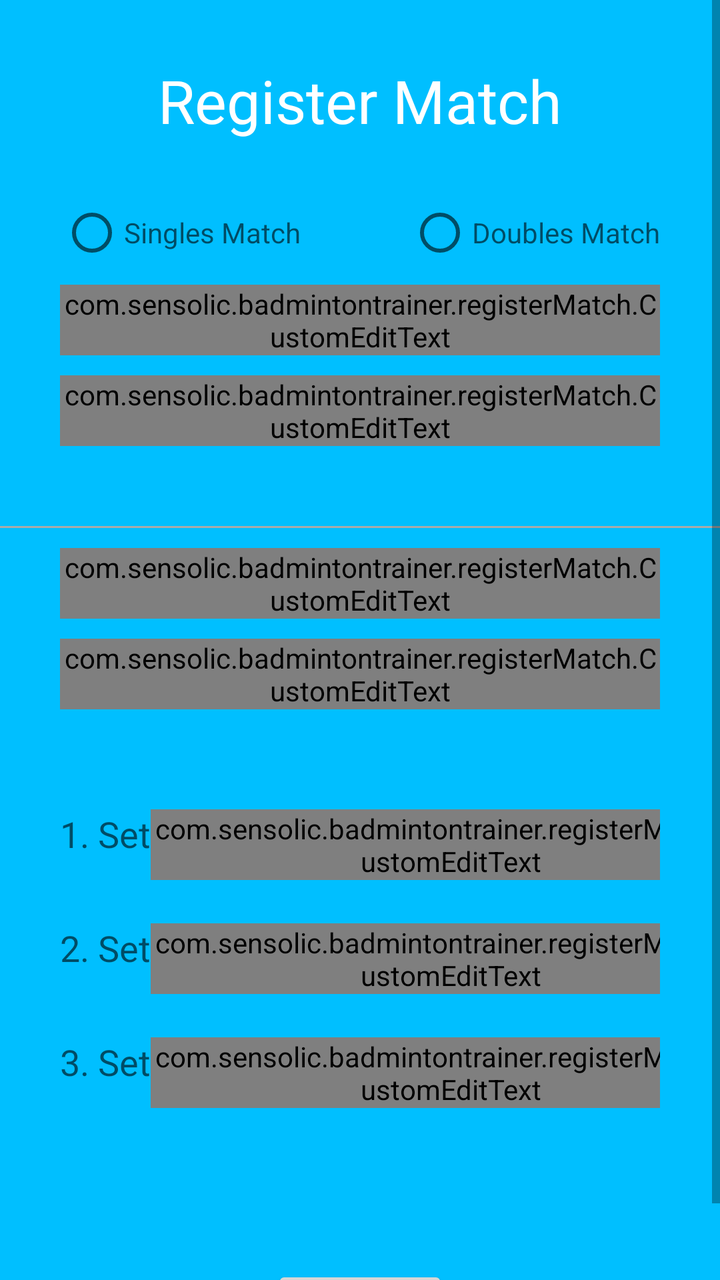
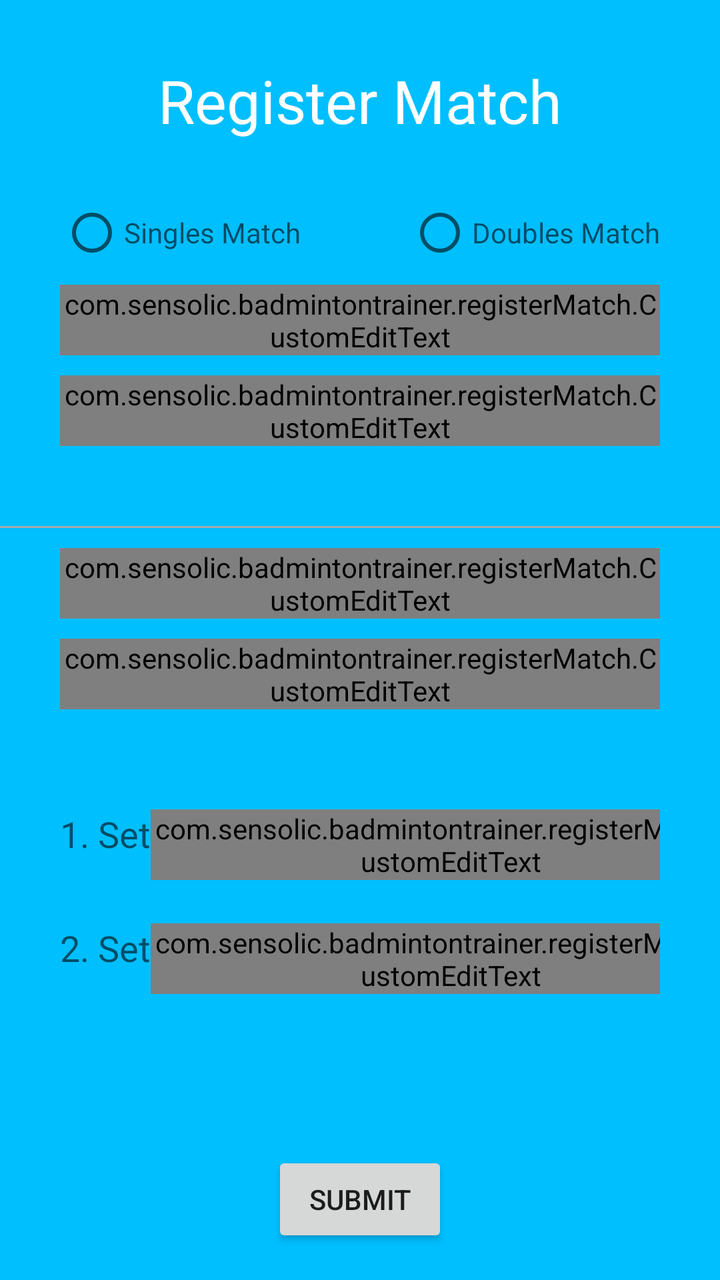

Two renders of the same Android screen: before a commit and after it. Below are the layout's source before the change and the commit's diff.
<!-- AndroidManifest.xml: application theme AppTheme -->
<!-- res/layout/activity_register_match.xml -->
<?xml version="1.0" encoding="utf-8"?>
<ScrollView xmlns:android="http://schemas.android.com/apk/res/android"
    xmlns:tools="http://schemas.android.com/tools"
    android:id="@+id/registerMatchScrollView"
    android:layout_width="match_parent"
    android:layout_height="match_parent"
    android:focusable="true"
    android:focusableInTouchMode="true"
    android:background="@color/colorPrimaryDark"
    tools:context=".registerMatch.RegisterMatchActivity">

    <RelativeLayout
        android:id="@+id/registerMatchContainer"
        android:layout_width="match_parent"
        android:layout_height="wrap_content"
        android:orientation="vertical">

        <TextView
            android:id="@+id/registerMatchHeadline"
            android:layout_width="wrap_content"
            android:layout_height="wrap_content"
            android:layout_centerInParent="true"
            android:layout_alignParentTop="true"
            android:layout_margin="@dimen/marginRegisterMatch"
            android:text="@string/registerMatchHeadline"
            android:textColor="@color/colorRegisterMatch"
            android:textSize="30sp" />

        <RadioGroup
            android:id="@+id/matchTypeSelector"
            android:layout_width="wrap_content"
            android:layout_height="wrap_content"
            android:layout_marginStart="30dp"
            android:layout_marginEnd="30dp"
            android:layout_below="@id/registerMatchHeadline"
            android:orientation="horizontal">

            <RadioButton
                android:id="@+id/singlesMatchSelector"
                android:layout_width="wrap_content"
                android:layout_height="wrap_content"
                android:hint="Singles Match" />

            <View
                android:layout_width="0dp"
                android:layout_height="0dp"
                android:layout_weight="1" />

            <RadioButton
                android:id="@+id/doublesMatchSelector"
                android:layout_width="wrap_content"
                android:layout_height="wrap_content"
                android:hint="Doubles Match" />
        </RadioGroup>

        <com.google.android.material.textfield.TextInputLayout
            android:id="@+id/team1player1"
            android:layout_width="match_parent"
            android:layout_height="wrap_content"
            android:layout_below="@id/matchTypeSelector"
            android:layout_marginStart="30dp"
            android:layout_marginTop="10dp"
            android:layout_marginEnd="30dp">

            <com.sensolic.badmintontrainer.registerMatch.CustomEditText
                android:id="@+id/player1editText"
                android:layout_width="match_parent"
                android:layout_height="wrap_content"
                android:layout_gravity="center"
                android:inputType="textPersonName"
                android:lines="1"
                android:minWidth="233dp" />
        </com.google.android.material.textfield.TextInputLayout>

        <com.google.android.material.textfield.TextInputLayout
            android:id="@+id/team1player2"
            android:layout_width="match_parent"
            android:layout_height="wrap_content"
            android:layout_below="@id/team1player1"
            android:layout_marginStart="30dp"
            android:layout_marginTop="10dp"
            android:layout_marginEnd="30dp">

            <com.sensolic.badmintontrainer.registerMatch.CustomEditText
                android:id="@+id/player2editText"
                android:layout_width="match_parent"
                android:layout_height="wrap_content"
                android:layout_gravity="center"
                android:inputType="textPersonName"
                android:lines="1"
                android:minWidth="233dp" />
        </com.google.android.material.textfield.TextInputLayout>

        <View
            android:id="@+id/playerSeparator1"
            android:layout_width="match_parent"
            android:layout_height="1dp"
            android:layout_below="@id/team1player2"
            android:layout_marginTop="40dp"
            android:background="@android:color/darker_gray"/>

        <com.google.android.material.textfield.TextInputLayout
            android:id="@+id/team2player1"
            android:layout_width="match_parent"
            android:layout_height="wrap_content"
            android:layout_below="@id/playerSeparator1"
            android:layout_marginStart="30dp"
            android:layout_marginTop="10dp"
            android:layout_marginEnd="30dp">

            <com.sensolic.badmintontrainer.registerMatch.CustomEditText
                android:id="@+id/player3editText"
                android:layout_width="match_parent"
                android:layout_height="wrap_content"
                android:layout_gravity="center"
                android:inputType="textPersonName"
                android:lines="1"
                android:minWidth="233dp" />
        </com.google.android.material.textfield.TextInputLayout>

        <com.google.android.material.textfield.TextInputLayout
            android:id="@+id/team2player2"
            android:layout_width="match_parent"
            android:layout_height="wrap_content"
            android:layout_below="@id/team2player1"
            android:layout_marginStart="30dp"
            android:layout_marginTop="10dp"
            android:layout_marginEnd="30dp">

            <com.sensolic.badmintontrainer.registerMatch.CustomEditText
                android:id="@+id/player4editText"
                android:layout_width="match_parent"
                android:layout_height="wrap_content"
                android:layout_gravity="center"
                android:inputType="textPersonName"
                android:lines="1"
                android:minWidth="233dp" />
        </com.google.android.material.textfield.TextInputLayout>

        <LinearLayout
            android:id="@+id/score1Container"
            android:layout_width="match_parent"
            android:layout_height="wrap_content"
            android:layout_below="@id/team2player2"
            android:layout_marginStart="30dp"
            android:layout_marginTop="50dp"
            android:layout_marginEnd="30dp"
            android:orientation="horizontal">

            <TextView
                android:layout_width="wrap_content"
                android:layout_height="wrap_content"
                android:textColor="?android:textColorHint"
                android:textSize="18sp"
                android:text="@string/firstSet"/>

            <Space
                android:layout_width="0dp"
                android:layout_height="0dp"
                android:layout_weight="2" />

            <com.google.android.material.textfield.TextInputLayout
                android:layout_width="wrap_content"
                android:layout_height="wrap_content"
                android:hint="@string/score1Hint">

                <com.sensolic.badmintontrainer.registerMatch.CustomEditText
                    android:id="@+id/score1Team1"
                    android:layout_width="wrap_content"
                    android:layout_height="wrap_content"
                    android:layout_gravity="center"
                    android:inputType="number"
                    android:maxWidth="150dp"
                    android:minWidth="100dp"
                    android:textAlignment="center" />
            </com.google.android.material.textfield.TextInputLayout>

            <TextView
                android:layout_width="wrap_content"
                android:layout_height="wrap_content"
                android:layout_gravity="center"
                android:layout_margin="10dp"
                android:text="@string/scoreSeparator"
                android:textSize="20sp" />

            <com.google.android.material.textfield.TextInputLayout
                android:layout_width="wrap_content"
                android:layout_height="wrap_content"
                android:hint="@string/score2Hint">

                <com.sensolic.badmintontrainer.registerMatch.CustomEditText
                    android:id="@+id/score1Team2"
                    android:layout_width="wrap_content"
                    android:layout_height="wrap_content"
                    android:layout_gravity="center"
                    android:inputType="number"
                    android:maxWidth="150dp"
                    android:minWidth="100dp"
                    android:textAlignment="center" />
            </com.google.android.material.textfield.TextInputLayout>

            <Space
                android:layout_width="0dp"
                android:layout_height="0dp"
                android:layout_weight="2" />

        </LinearLayout>

        <LinearLayout
            android:id="@+id/score2Container"
            android:layout_width="match_parent"
            android:layout_height="wrap_content"
            android:layout_below="@id/score1Container"
            android:layout_marginStart="30dp"
            android:layout_marginTop="10dp"
            android:layout_marginEnd="30dp"
            android:orientation="horizontal">

            <TextView
                android:layout_width="wrap_content"
                android:layout_height="wrap_content"
                android:textColor="?android:textColorHint"
                android:textSize="18sp"
                android:text="@string/secondSet"/>

            <Space
                android:layout_width="0dp"
                android:layout_height="0dp"
                android:layout_weight="2" />

            <com.google.android.material.textfield.TextInputLayout
                android:layout_width="wrap_content"
                android:layout_height="wrap_content"
                android:hint="@string/score1Hint">

                <com.sensolic.badmintontrainer.registerMatch.CustomEditText
                    android:id="@+id/score2Team1"
                    android:layout_width="wrap_content"
                    android:layout_height="wrap_content"
                    android:layout_gravity="center"
                    android:inputType="number"
                    android:maxWidth="150dp"
                    android:minWidth="100dp"
                    android:textAlignment="center" />
            </com.google.android.material.textfield.TextInputLayout>

            <TextView
                android:layout_width="wrap_content"
                android:layout_height="wrap_content"
                android:layout_gravity="center"
                android:layout_margin="10dp"
                android:text="@string/scoreSeparator"
                android:textSize="20sp" />

            <com.google.android.material.textfield.TextInputLayout
                android:layout_width="wrap_content"
                android:layout_height="wrap_content"
                android:hint="@string/score2Hint">

                <com.sensolic.badmintontrainer.registerMatch.CustomEditText
                    android:id="@+id/score2Team2"
                    android:layout_width="wrap_content"
                    android:layout_height="wrap_content"
                    android:layout_gravity="center"
                    android:inputType="number"
                    android:maxWidth="150dp"
                    android:minWidth="100dp"
                    android:textAlignment="center" />
            </com.google.android.material.textfield.TextInputLayout>

            <Space
                android:layout_width="0dp"
                android:layout_height="0dp"
                android:layout_weight="2" />

        </LinearLayout>

        <LinearLayout
            android:id="@+id/score3Container"
            android:layout_width="match_parent"
            android:layout_height="wrap_content"
            android:layout_below="@id/score2Container"
            android:layout_marginStart="30dp"
            android:layout_marginTop="10dp"
            android:layout_marginEnd="30dp"
            android:orientation="horizontal">

            <TextView
                android:layout_width="wrap_content"
                android:layout_height="wrap_content"
                android:textColor="?android:textColorHint"
                android:textSize="18sp"
                android:text="@string/thirdSet"/>

            <Space
                android:layout_width="0dp"
                android:layout_height="0dp"
                android:layout_weight="2" />

            <com.google.android.material.textfield.TextInputLayout
                android:layout_width="wrap_content"
                android:layout_height="wrap_content"
                android:hint="@string/score1Hint">

                <com.sensolic.badmintontrainer.registerMatch.CustomEditText
                    android:id="@+id/score3Team1"
                    android:layout_width="wrap_content"
                    android:layout_height="wrap_content"
                    android:layout_gravity="center"
                    android:inputType="number"
                    android:maxWidth="150dp"
                    android:minWidth="100dp"
                    android:textAlignment="center" />
            </com.google.android.material.textfield.TextInputLayout>

            <TextView
                android:layout_width="wrap_content"
                android:layout_height="wrap_content"
                android:layout_gravity="center"
                android:layout_margin="10dp"
                android:text="@string/scoreSeparator"
                android:textSize="20sp" />

            <com.google.android.material.textfield.TextInputLayout
                android:layout_width="wrap_content"
                android:layout_height="wrap_content"
                android:hint="@string/score2Hint">

                <com.sensolic.badmintontrainer.registerMatch.CustomEditText
                    android:id="@+id/score3Team2"
                    android:layout_width="wrap_content"
                    android:layout_height="wrap_content"
                    android:layout_gravity="center"
                    android:inputType="number"
                    android:maxWidth="150dp"
                    android:minWidth="100dp"
                    android:textAlignment="center" />
            </com.google.android.material.textfield.TextInputLayout>

            <Space
                android:layout_width="0dp"
                android:layout_height="0dp"
                android:layout_weight="2" />

        </LinearLayout>

        <TextView
            android:id="@+id/errorText"
            android:layout_width="match_parent"
            android:layout_height="wrap_content"
            android:layout_below="@id/score3Container"
            android:layout_gravity="center"
            android:layout_marginStart="30dp"
            android:layout_marginTop="20dp"
            android:layout_marginEnd="30dp"
            android:text=""
            android:textAlignment="center"
            android:textColor="@color/colorError"
            android:textSize="20sp" />

        <Button
            android:id="@+id/submitButton"
            android:layout_width="wrap_content"
            android:layout_height="match_parent"
            android:layout_below="@id/errorText"
            android:layout_centerInParent="true"
            android:layout_marginTop="20dp"
            android:text="@string/submitButton" />

    </RelativeLayout>
</ScrollView>
<!-- resources referenced by this layout -->
<resources>
  <color name="colorError">#FF0000</color>
  <color name="colorPrimaryDark">#00BFFF</color>
  <color name="colorRegisterMatch">#FFFFFF</color>
  <dimen name="marginRegisterMatch">30dp</dimen>
  <string name="firstSet">1. Set</string>
  <string name="registerMatchHeadline">Register Match</string>
  <string name="score1Hint">Score 1 </string>
  <string name="score2Hint">Score 2 </string>
  <string name="scoreSeparator">:</string>
  <string name="secondSet">2. Set</string>
  <string name="submitButton">Submit</string>
  <string name="thirdSet">3. Set</string>
  <style name="AppTheme" parent="Theme.AppCompat.Light.NoActionBar">
          
          <item name="colorPrimary">@color/colorPrimary</item>
          <item name="colorPrimaryDark">@color/colorPrimaryDark</item>
          <item name="colorAccent">@color/colorAccent</item>
      </style>
  <color name="colorPrimary">#6200EE</color>
  <color name="colorAccent">#03DAC5</color>
</resources>

<!-- the commit's change to res/layout/activity_register_match.xml (unified diff, before → after) -->
@@ -154,7 +154,7 @@
                 android:textSize="18sp"
                 android:text="@string/firstSet"/>
 
-            <Space
+            <View
                 android:layout_width="0dp"
                 android:layout_height="0dp"
                 android:layout_weight="2" />
@@ -199,7 +199,7 @@
                     android:textAlignment="center" />
             </com.google.android.material.textfield.TextInputLayout>
 
-            <Space
+            <View
                 android:layout_width="0dp"
                 android:layout_height="0dp"
                 android:layout_weight="2" />
@@ -223,7 +223,7 @@
                 android:textSize="18sp"
                 android:text="@string/secondSet"/>
 
-            <Space
+            <View
                 android:layout_width="0dp"
                 android:layout_height="0dp"
                 android:layout_weight="2" />
@@ -268,7 +268,7 @@
                     android:textAlignment="center" />
             </com.google.android.material.textfield.TextInputLayout>
 
-            <Space
+            <View
                 android:layout_width="0dp"
                 android:layout_height="0dp"
                 android:layout_weight="2" />
@@ -283,7 +283,8 @@
             android:layout_marginStart="30dp"
             android:layout_marginTop="10dp"
             android:layout_marginEnd="30dp"
-            android:orientation="horizontal">
+            android:orientation="horizontal"
+            android:visibility="gone">
 
             <TextView
                 android:layout_width="wrap_content"
@@ -292,7 +293,7 @@
                 android:textSize="18sp"
                 android:text="@string/thirdSet"/>
 
-            <Space
+            <View
                 android:layout_width="0dp"
                 android:layout_height="0dp"
                 android:layout_weight="2" />
@@ -337,7 +338,7 @@
                     android:textAlignment="center" />
             </com.google.android.material.textfield.TextInputLayout>
 
-            <Space
+            <View
                 android:layout_width="0dp"
                 android:layout_height="0dp"
                 android:layout_weight="2" />
